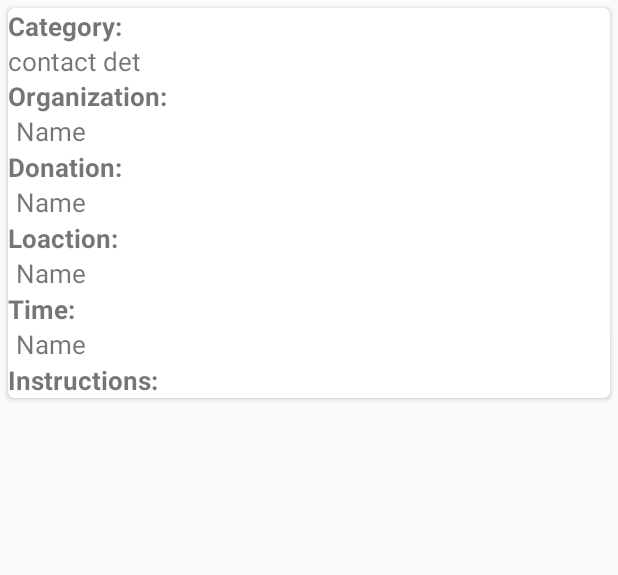
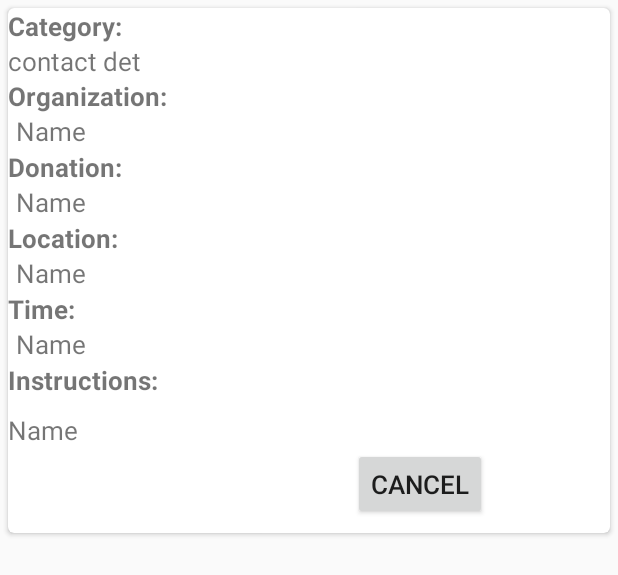
Before and after one commit to Clarekpd/GiveBack4.0, an Android app: the layout transaction_card_donor_pp.xml on its own in the app's theme, with its tools: preview values and no code run, on a phone screen of 412 x 824 dp. Shown: the top 575 px of the screen. Run offline under Robolectric (Android 15) with nearby library versions, the phone set to English and light mode, and no system bars.

Commit message:
Donation layout

```diff
--- a/app/src/main/res/layout/transaction_card_donor_pp.xml
+++ b/app/src/main/res/layout/transaction_card_donor_pp.xml
@@ -5,7 +5,7 @@
     xmlns:tools="http://schemas.android.com/tools"
     android:id="@+id/transaction_card_view_donor_pp"
     android:layout_width="match_parent"
-    android:layout_height="260dp"
+    android:layout_height="350dp"
     card_view:cardCornerRadius="4dp"
     android:layout_margin="5dp">
 
@@ -76,7 +76,7 @@
             android:id="@+id/LocationLabel"
             android:layout_width="match_parent"
             android:layout_height="23dp"
-            android:text="Loaction: "
+            android:text="Location: "
             android:gravity="center_vertical"
             android:textStyle="bold"
             android:layout_below="@id/donationInfo_dpp"
@@ -138,7 +138,6 @@
             android:layout_height="wrap_content"
             android:layout_below="@id/tag_dpp"
             android:layout_marginLeft="230dp"
-            android:layout_marginTop="10dp"
             android:text="Cancel"
             android:textSize="17dp" />
 
```
Also changed, not shown: app/src/main/res/layout/transaction_card_org_pc.xml (+26 -26 lines).
